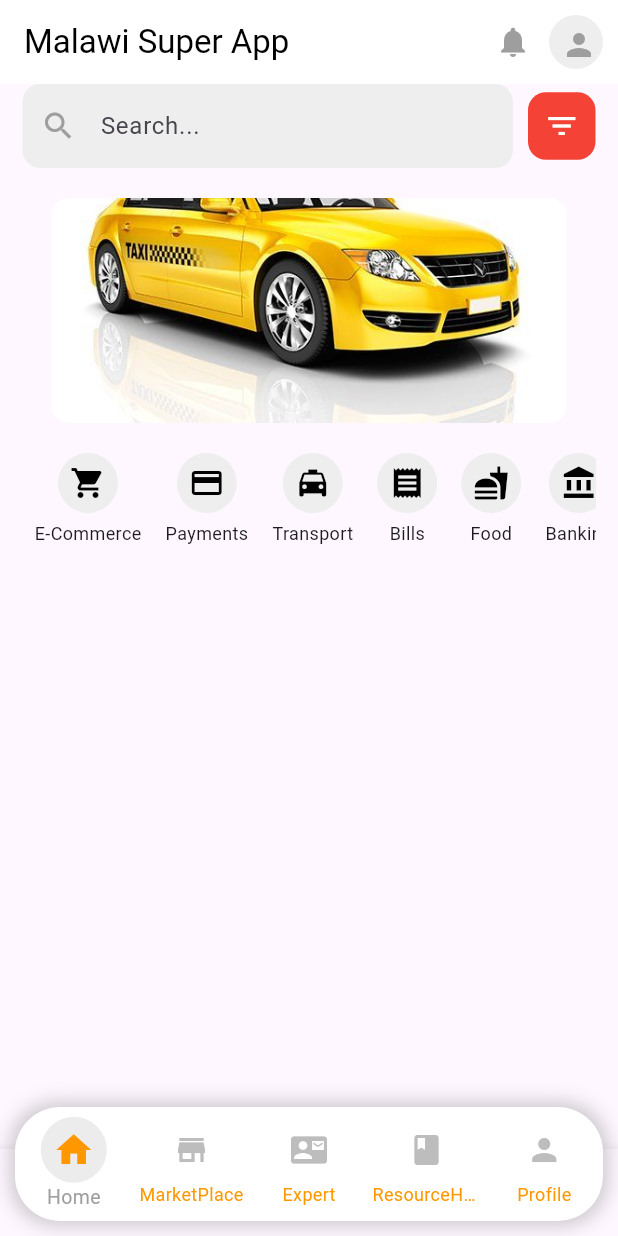
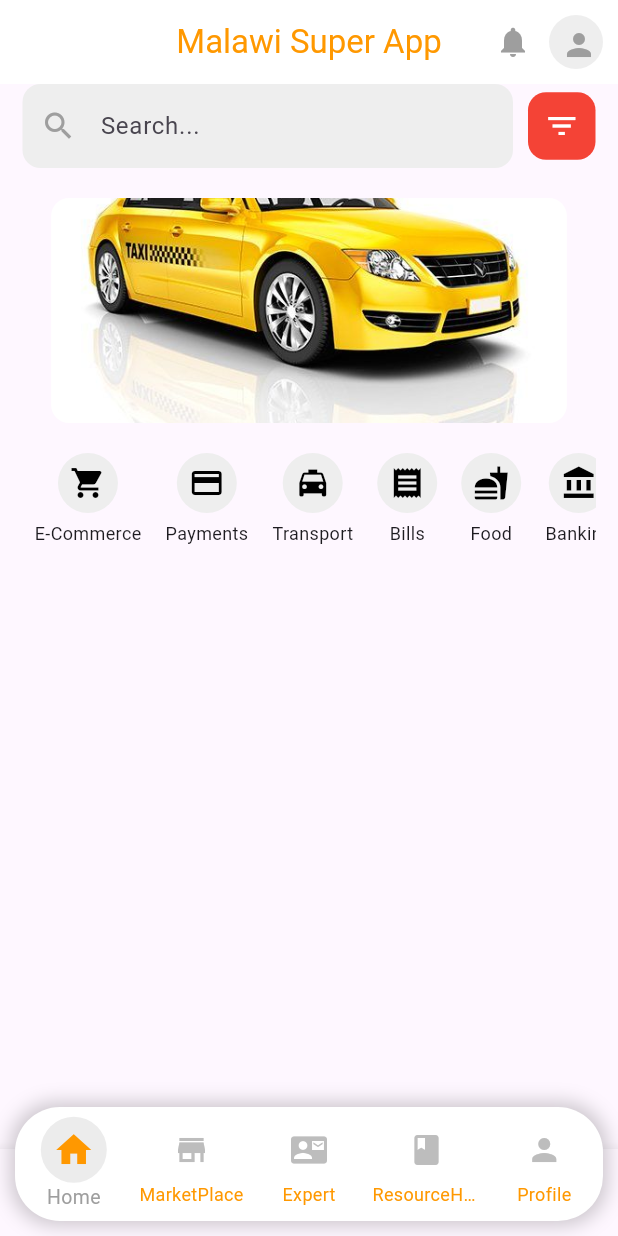
Before and after one commit to sam-zarila/super_App, a Flutter app: the screen it shows after launch, on a phone screen of 412 x 824 dp. Run offline on Flutter 3.47's test engine with Material 3 defaults, Android fonts, the phone set to English and light mode, and no system bars; drawn by our look-alikes of carousel_slider.

Commit message:
building homepage

```diff
--- a/lib/Pages/homepage.dart
+++ b/lib/Pages/homepage.dart
@@ -12,8 +12,10 @@ class MalawiSuperAppPage extends StatelessWidget {
         backgroundColor: Colors.white,
         title: const Text(
           "Malawi Super App",
-          style: TextStyle(color: Colors.black, fontSize: 22),
+          style: TextStyle(color: Colors.orange, fontSize: 22),
+
         ),
+        centerTitle: true,
         actions: [
           IconButton(
             icon: const Icon(Icons.notifications, color: Colors.grey),
```
